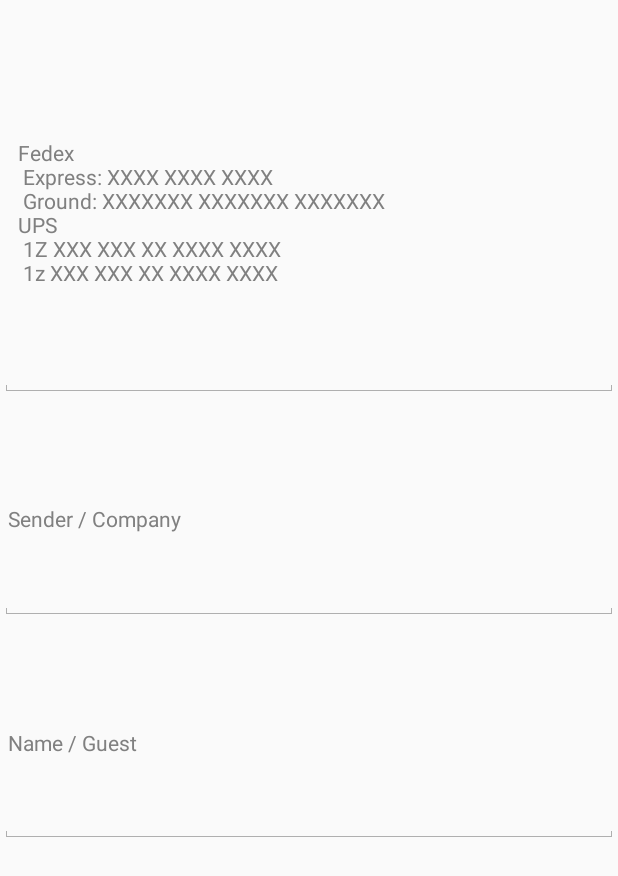
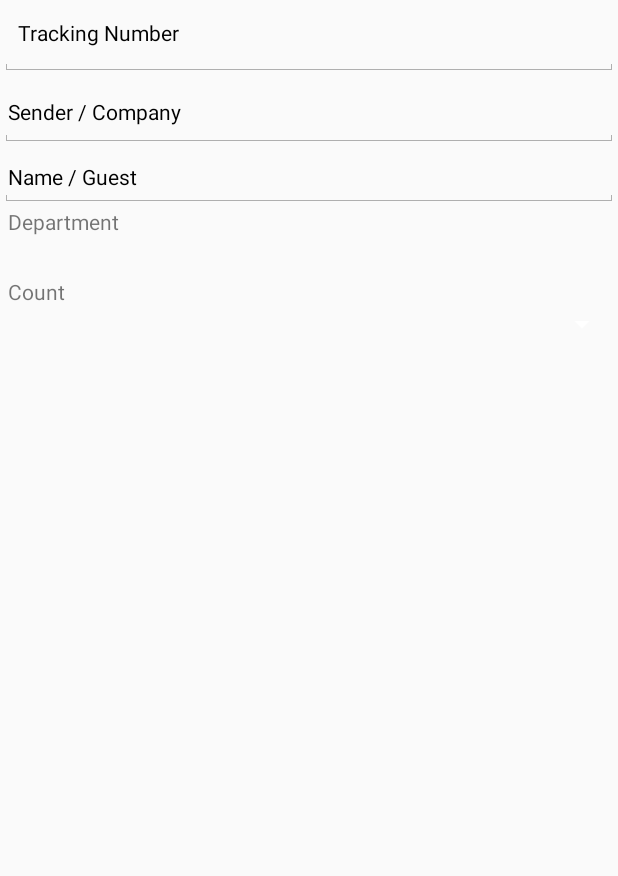
Before and after one commit to mikejimenez/ScanIT-3.1.2, an Android app: the layout manual_entry.xml on its own in the app's theme, with its tools: preview values and no code run, on a phone screen of 412 x 824 dp. Shown: the top 876 px of the screen. Run offline under Robolectric (Android 15) with nearby library versions, the phone set to English and light mode, and no system bars.

Commit message:
UI Scaling Fixes
Pushed live, found scaling issues.

```diff
--- a/app/src/main/res/layout/manual_entry.xml
+++ b/app/src/main/res/layout/manual_entry.xml
@@ -8,57 +8,70 @@
         android:id="@+id/infoTracking_manual"
         style="@android:style/TextAppearance.Small"
         android:layout_width="match_parent"
-        android:layout_height="120dp"
-        android:layout_marginTop="20dp"
-        android:layout_weight="0.27"
+        android:layout_height="45dp"
+        android:layout_marginTop="5dp"
         android:hint="@string/hint_manual"
         android:maxLines="1"
         android:selectAllOnFocus="false"
         android:singleLine="true"
+        android:textColorHint="@android:color/black"
         android:theme="@android:style/Theme.Holo.InputMethod" />
 
     <EditText
         android:id="@+id/infoCompany_manual"
         style="@android:style/TextAppearance.Small"
         android:layout_width="match_parent"
-        android:layout_height="50dp"
-        android:layout_marginTop="15dp"
-        android:layout_weight="0.18"
+        android:layout_height="45dp"
+        android:layout_marginTop="2dp"
         android:hint="@string/uiDepartment"
         android:maxLines="1"
         android:paddingLeft="5dp"
         android:singleLine="true"
+        android:textColorHint="@android:color/black"
         android:theme="@android:style/Theme.Holo.InputMethod" />
 
     <EditText
         android:id="@+id/infoName_manual"
         style="@android:style/TextAppearance.Small"
         android:layout_width="match_parent"
-        android:layout_height="50dp"
-        android:layout_marginTop="15dp"
-        android:layout_weight="0.18"
+        android:layout_height="40dp"
         android:hint="@string/Name"
         android:maxLines="1"
         android:paddingLeft="5dp"
         android:singleLine="true"
+        android:textColorHint="@android:color/black"
         android:theme="@android:style/Theme.Holo.InputMethod" />
+
+    <TextView
+        android:id="@+id/textView6"
+        android:layout_width="match_parent"
+        android:layout_height="wrap_content"
+        android:paddingLeft="5dp"
+        android:text="@string/DepartmentText"
+        android:textColorHint="@android:color/black" />
 
     <Spinner
         android:id="@+id/infoDepartment_manual"
         android:layout_width="match_parent"
-        android:layout_height="50dp"
-        android:layout_marginTop="15dp"
+        android:layout_height="25dp"
+        android:layout_marginTop="2dp"
         android:background="@android:color/transparent"
-        android:paddingBottom="10dp"
-        android:paddingTop="10dp"
+        android:paddingLeft="5dp"
         android:popupTheme="@style/ThemeOverlay.AppCompat.Light"
         android:theme="@style/ThemeOverlay.AppCompat.Dark.ActionBar" />
+
+    <TextView
+        android:id="@+id/textView7"
+        android:layout_width="match_parent"
+        android:layout_height="wrap_content"
+        android:paddingLeft="5dp"
+        android:text="@string/CountText" />
 
     <Spinner
         android:id="@+id/infoPackage_count_"
         android:layout_width="match_parent"
         android:layout_height="wrap_content"
-        android:layout_weight="0.27"
+        android:paddingLeft="5dp"
         android:popupTheme="@style/ThemeOverlay.AppCompat.Light"
         android:theme="@style/ThemeOverlay.AppCompat.Dark.ActionBar" />
 
--- a/app/src/main/res/values/strings.xml
+++ b/app/src/main/res/values/strings.xml
@@ -5,10 +5,11 @@
         Name / Guest\n
     </string>
     <string name="hint_manual">
-    Fedex\n
-    Express: XXXX XXXX XXXX\n
-    Ground: XXXXXXX XXXXXXX XXXXXXX\nUPS\n 1Z XXX XXX XX XXXX XXXX\n
-    1z XXX XXX XX XXXX XXXX\n
+    Tracking Number\n\n
+    Fedex Express: XXXX XXXX XXXX\n
+    Fedex Ground: XXXXXXX XXXXXXX XXXXXXX\n
+    UPS:  1Z XXX XXX XX XXXX XXXX\n
+    UPS:  1z XXX XXX XX XXXX XXXX\n
    </string>
     <string-array name="departments">
         <item>Guest</item>
@@ -58,6 +59,8 @@
     <string name="Login_Password">Password</string>
     <string name="update">Update</string>
     <string name="delete">Delete</string>
+    <string name="DepartmentText">Department</string>
+    <string name="CountText">Count</string>
     <string name="uiDepartment">Sender / Company</string>
     <!--<string name="updateCompany">Update Department</string>-->
     <string name="previous">Previous</string>
```
Also changed, not shown: app/src/main/res/layout/scan_entry.xml (+35 -12 lines), app/src/main/res/layout/update.xml (+7 -3 lines), 27 other files.
